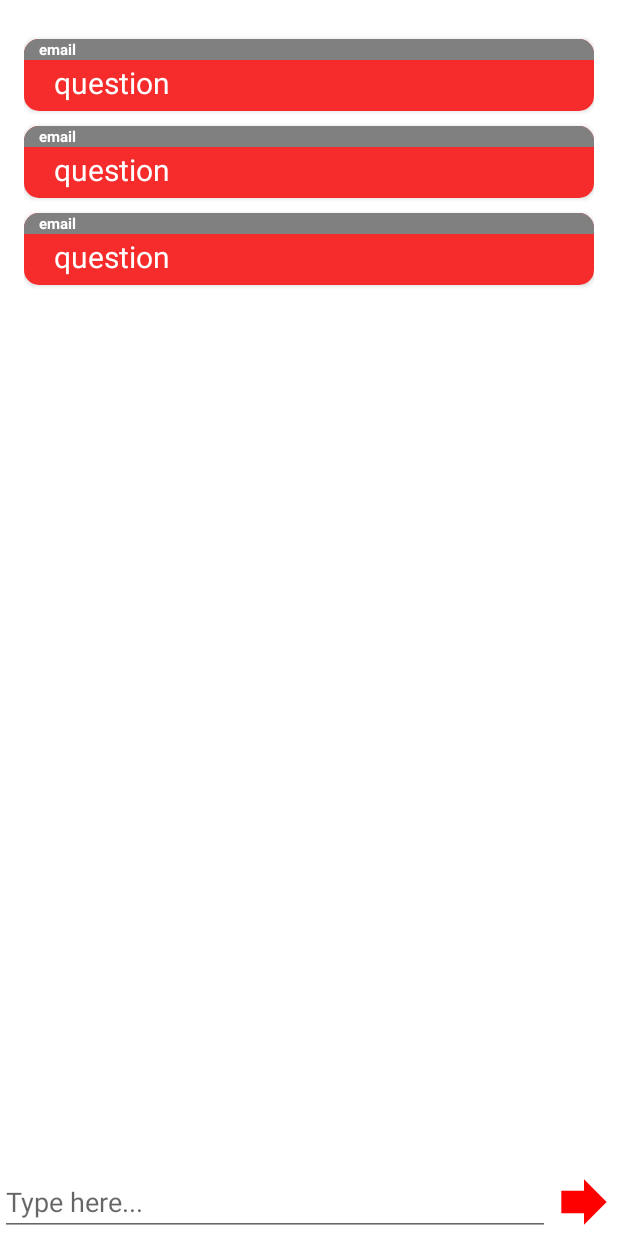
After one commit to chetanmittal19/Pocket-Guard, an Android app: the layout fragment_feedback.xml on its own in the app's theme, with its tools: preview values and no code run, on a phone screen of 412 x 824 dp. The commit adds this screen. Run offline under Robolectric (Android 15) with nearby library versions, the phone set to English and light mode, and no system bars.

Commit message:
feedback commit

```diff
--- a/app/build.gradle
+++ b/app/build.gradle
@@ -45,6 +45,7 @@ dependencies {
     implementation 'com.google.android.material:material:1.8.0'
     implementation 'androidx.constraintlayout:constraintlayout:2.1.4'
     implementation 'com.google.firebase:firebase-auth:21.1.0'
+    implementation 'com.google.firebase:firebase-database:20.0.4'
     testImplementation 'junit:junit:4.13.2'
     androidTestImplementation 'androidx.test.ext:junit:1.1.5'
     androidTestImplementation 'androidx.test.espresso:espresso-core:3.5.1'
--- a/app/src/main/java/com/example/pocketguard/Feature.kt
+++ b/app/src/main/java/com/example/pocketguard/Feature.kt
@@ -3,3 +3,5 @@ package com.example.pocketguard
 data class Feature(val id: Int, val name: String, val iconId: Int)
 
 data class Helpline(val name: String, val contact: String)
+
+data class User(val email: String? = null, val question: String? = null)
--- /dev/null
+++ b/app/src/main/res/drawable/baseline_feedback_24.xml
@@ -0,0 +1,5 @@
+<vector android:height="24dp" android:tint="#000000"
+    android:viewportHeight="24" android:viewportWidth="24"
+    android:width="24dp" xmlns:android="http://schemas.android.com/apk/res/android">
+    <path android:fillColor="@android:color/white" android:pathData="M20,2L4,2c-1.1,0 -1.99,0.9 -1.99,2L2,22l4,-4h14c1.1,0 2,-0.9 2,-2L22,4c0,-1.1 -0.9,-2 -2,-2zM13,14h-2v-2h2v2zM13,10h-2L11,6h2v4z"/>
+</vector>
--- /dev/null
+++ b/app/src/main/res/drawable/baseline_forward_24.xml
@@ -0,0 +1,5 @@
+<vector android:height="24dp" android:tint="#FF0000"
+    android:viewportHeight="24" android:viewportWidth="24"
+    android:width="24dp" xmlns:android="http://schemas.android.com/apk/res/android">
+    <path android:fillColor="@android:color/white" android:pathData="M12,8V4l8,8 -8,8v-4H4V8z"/>
+</vector>
--- /dev/null
+++ b/app/src/main/res/layout/feedback_item.xml
@@ -0,0 +1,42 @@
+<?xml version="1.0" encoding="utf-8"?>
+<androidx.cardview.widget.CardView
+    xmlns:android="http://schemas.android.com/apk/res/android"
+    xmlns:app="http://schemas.android.com/apk/res-auto"
+    xmlns:tools="http://schemas.android.com/tools"
+    android:layout_width="match_parent"
+    android:layout_height="wrap_content"
+    android:layout_marginTop="10dp"
+    app:cardCornerRadius="10dp">
+
+    <androidx.constraintlayout.widget.ConstraintLayout
+        android:layout_width="match_parent"
+        android:layout_height="wrap_content"
+        android:background="@color/red">
+
+    <TextView
+        android:id="@+id/textemail"
+        android:layout_width="match_parent"
+        android:layout_height="wrap_content"
+        app:layout_constraintTop_toTopOf="parent"
+        tools:text="email"
+        android:paddingStart="10dp"
+        android:textStyle="bold"
+        android:background="@color/colorGray"
+        android:textColor="@color/white"
+        android:textSize="10sp"/>
+
+    <TextView
+        android:id="@+id/textquestion"
+        android:layout_width="match_parent"
+        android:layout_height="wrap_content"
+        app:layout_constraintTop_toBottomOf="@id/textemail"
+        tools:text="question"
+        android:textColor="@color/white"
+        android:paddingBottom="5dp"
+        android:paddingStart="20dp"
+        android:textSize="20sp"
+        android:layout_marginTop="1dp"/>
+
+    </androidx.constraintlayout.widget.ConstraintLayout>
+
+</androidx.cardview.widget.CardView>
--- /dev/null
+++ b/app/src/main/res/layout/fragment_feedback.xml
@@ -0,0 +1,50 @@
+<?xml version="1.0" encoding="utf-8"?>
+<androidx.constraintlayout.widget.ConstraintLayout
+    xmlns:android="http://schemas.android.com/apk/res/android"
+    xmlns:tools="http://schemas.android.com/tools"
+    android:layout_width="match_parent"
+    android:layout_height="match_parent"
+    xmlns:app="http://schemas.android.com/apk/res-auto"
+    tools:context=".FeedbackFragment">
+
+    <androidx.recyclerview.widget.RecyclerView
+        android:id="@+id/feedback_recycler"
+        android:layout_width="match_parent"
+        android:layout_height="0dp"
+        android:padding="16dp"
+        app:layout_constraintTop_toTopOf="parent"
+        app:layout_constraintBottom_toTopOf="@id/insert_question"
+        tools:listitem="@layout/feedback_item"/>
+
+    <EditText
+        android:id="@+id/insert_question"
+        android:layout_width="0dp"
+        android:layout_height="wrap_content"
+        android:hint="@string/type_here"
+        android:inputType="text"
+        android:textColor="@color/red"
+        app:layout_constraintBottom_toBottomOf="parent"
+        app:layout_constraintEnd_toStartOf="@id/feedback_image"
+        app:layout_constraintStart_toStartOf="parent" />
+
+    <ImageView
+        android:id="@+id/feedback_image"
+        android:layout_width="45dp"
+        android:layout_height="0dp"
+        android:src="@drawable/baseline_forward_24"
+        app:layout_constraintBottom_toBottomOf="parent"
+        app:layout_constraintEnd_toEndOf="parent"
+        app:layout_constraintTop_toBottomOf="@id/feedback_recycler"/>
+
+    <ProgressBar
+        android:id="@+id/progressBar"
+        style="?android:attr/progressBarStyle"
+        android:layout_width="wrap_content"
+        android:layout_height="wrap_content"
+        app:layout_constraintBottom_toBottomOf="@+id/feedback_recycler"
+        app:layout_constraintEnd_toEndOf="parent"
+        app:layout_constraintStart_toStartOf="parent"
+        app:layout_constraintTop_toTopOf="@+id/feedback_recycler"
+        android:visibility="invisible"/>
+
+</androidx.constraintlayout.widget.ConstraintLayout>
--- a/app/src/main/res/values/strings.xml
+++ b/app/src/main/res/values/strings.xml
@@ -30,4 +30,6 @@
     <string name="sign_out">Sign Out</string>
     <string name="open">Open</string>
     <string name="close">Close</string>
+    <string name="type_here">Type here...</string>
+    <string name="feedback">Feedback</string>
 </resources>
```
Also changed, not shown: app/src/main/java/com/example/pocketguard/FeaturesFragment.kt (+5 -47 lines), app/src/main/java/com/example/pocketguard/FeedbackAdapter.kt (added, +38 -0 lines), app/src/main/java/com/example/pocketguard/FeedbackFragment.kt (added, +97 -0 lines), app/src/main/java/com/example/pocketguard/MainActivity.kt (+0 -40 lines), app/src/main/res/menu/drawer_menu.xml (+8 -1 lines), app/src/main/res/navigation/navigation.xml (+12 -1 lines).
